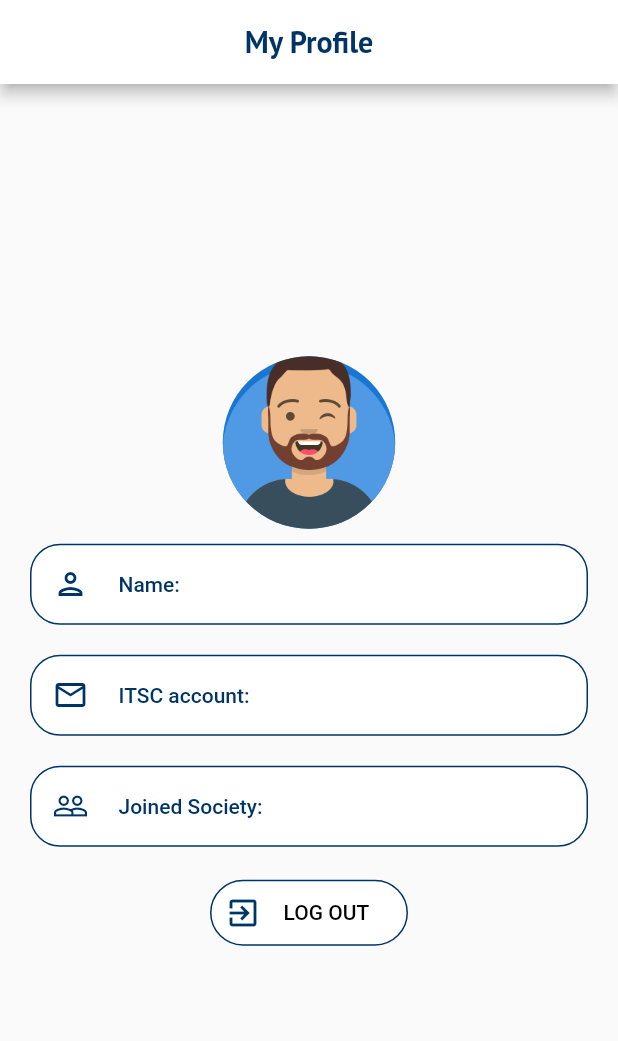
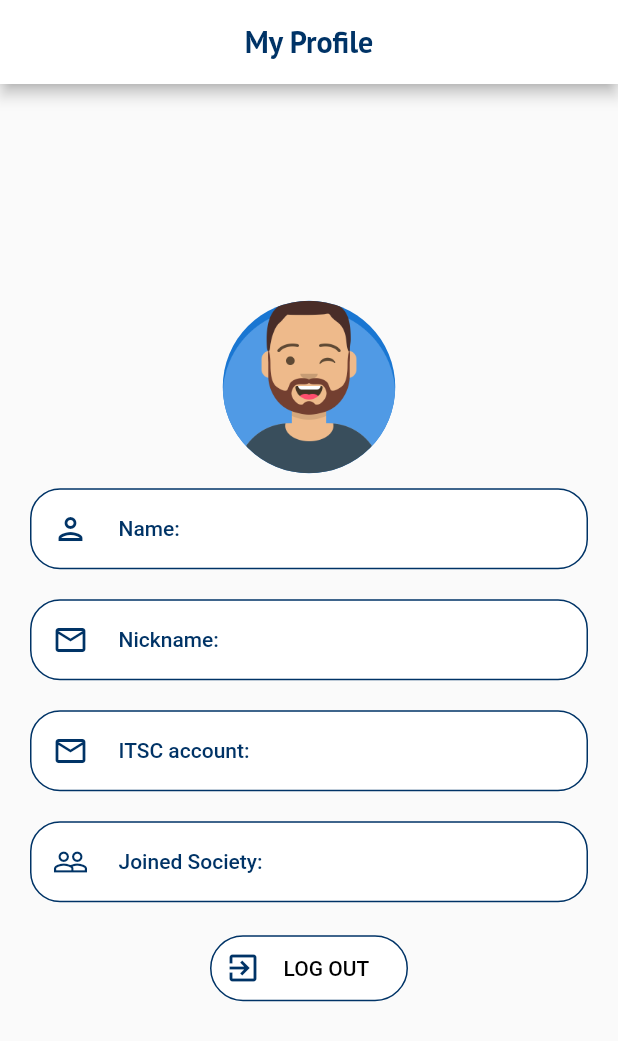
Before and after one commit to tommywong821/FYP-USocieTy, a Flutter app: the ProfileScreen screen opened directly with empty values, on a phone screen of 412 x 824 dp. Shown: the top 1041 px of the screen. Run offline on Flutter 3.47's test engine with Material 2 defaults, Android fonts, the phone set to English and light mode, and no system bars; our stand-ins replace badges, carousel_slider, dio, flutter_dotenv, flutter_secure_storage, google_fonts and 1 more; missing offline and left inert: aad_oauth; accounts and stored records are empty.

Commit message:
add joined society to profile

```diff
--- a/lib/model/profile_screen_arguments.dart
+++ b/lib/model/profile_screen_arguments.dart
@@ -1,6 +1,9 @@
 class ProfileScreenArguments {
-  final String name;
+  final String fullname;
+  final String nickname;
   final String email;
+  final String enrolledSocieties;
 
-  ProfileScreenArguments(this.name, this.email);
+  ProfileScreenArguments(
+      this.fullname, this.nickname, this.email, this.enrolledSocieties);
 }
--- a/lib/screens/home_screen/app_bar_widget.dart
+++ b/lib/screens/home_screen/app_bar_widget.dart
@@ -32,7 +32,7 @@ class AppBarWidget extends StatelessWidget {
                     SizedBox(
                       height: 3,
                     ),
-                    Text("Hi! " + args.name, style: Styles.appBarName),
+                    Text("Hi! " + args.fullname, style: Styles.appBarName),
                   ],
                 )),
                 Padding(
--- a/lib/screens/profile_screen.dart
+++ b/lib/screens/profile_screen.dart
@@ -73,7 +73,29 @@ class _ProfileScreenState extends State<ProfileScreen> {
                     Icon(Icons.person_outlined, color: Styles.primaryColor),
                     SizedBox(width: 20),
                     Expanded(
-                        child: Text("Name: ${args.name}",
+                        child: Text("Name: ${args.fullname}",
+                            style: TextStyle(color: Styles.primaryColor))),
+                  ]),
+                )),
+            Padding(
+                padding: EdgeInsets.symmetric(horizontal: 20, vertical: 10),
+                child: TextButton(
+                  style: TextButton.styleFrom(
+                    side: BorderSide(color: Styles.primaryColor),
+                    padding: EdgeInsets.all(15),
+                    shape: RoundedRectangleBorder(
+                        borderRadius: BorderRadius.circular(20)),
+                    backgroundColor: Colors.white,
+                  ),
+                  onPressed: () {},
+                  child: Row(children: [
+                    Icon(
+                      Icons.email_outlined,
+                      color: Styles.primaryColor,
+                    ),
+                    SizedBox(width: 20),
+                    Expanded(
+                        child: Text("Nickname: ${args.nickname}",
                             style: TextStyle(color: Styles.primaryColor))),
                   ]),
                 )),
@@ -114,7 +136,7 @@ class _ProfileScreenState extends State<ProfileScreen> {
                     Icon(Icons.people_outline, color: Styles.primaryColor),
                     SizedBox(width: 20),
                     Expanded(
-                        child: Text("Joined Society:",
+                        child: Text("Joined Society: ${args.enrolledSocieties}",
                             style: TextStyle(color: Styles.primaryColor))),
                   ]),
                 )),
--- a/lib/screens/welcome_screen/welcome_screen.dart
+++ b/lib/screens/welcome_screen/welcome_screen.dart
@@ -24,8 +24,10 @@ class _WelcomeScreenState extends State<WelcomeScreen> {
   bool isBusy = false;
   String errorMessage = '';
   bool isLoggedIn = false;
-  String name = '';
+  String fullname = '';
+  String nickname = '';
   String email = '';
+  String enrolledSocieties = '';
 
   @override
   Widget build(BuildContext context) {
@@ -47,7 +49,8 @@ class _WelcomeScreenState extends State<WelcomeScreen> {
       context,
       '/home',
       ModalRoute.withName('/home'),
-      arguments: ProfileScreenArguments(name, email),
+      arguments:
+          ProfileScreenArguments(fullname, nickname, email, enrolledSocieties),
     );
   }
 
@@ -135,9 +138,10 @@ class _WelcomeScreenState extends State<WelcomeScreen> {
 
     setState(() {
       isLoggedIn = true;
-      name = student.nickname.isEmpty ? aadProfile.name : student.nickname;
+      fullname = aadProfile.name;
+      nickname = student.nickname;
       email = student.mail;
-      // TODO set joined society of student
+      enrolledSocieties = student.enrolledSocieties;
     });
 
     routeToHomePage();
```
Also changed, not shown: lib/model/student.dart (+7 -3 lines).
